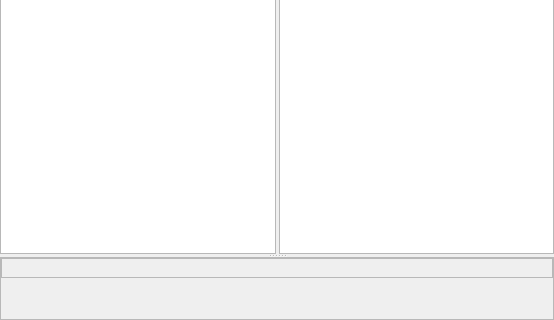
Before: the Qt Designer form XS/source/ObjectsDockWidget.ui in xenginez/X, drawn with Qt 5; both pictures show x 0 to 554 and y 357 to 677 of the 554 by 677 pixel window.
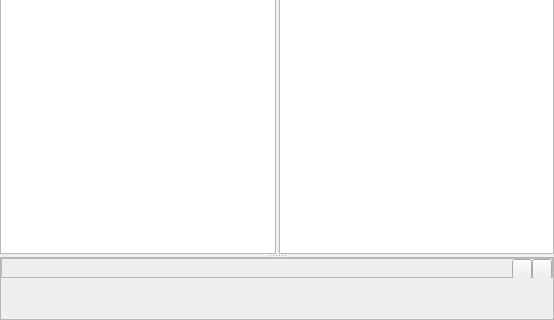
After: the same form once the commit is applied.

The edit to the form file:
```diff
--- a/XS/source/ObjectsDockWidget.ui
+++ b/XS/source/ObjectsDockWidget.ui
@@ -593,6 +593,44 @@
             </property>
            </spacer>
           </item>
+          <item>
+           <widget class="QToolButton" name="inspector_expand">
+            <property name="minimumSize">
+             <size>
+              <width>20</width>
+              <height>20</height>
+             </size>
+            </property>
+            <property name="maximumSize">
+             <size>
+              <width>20</width>
+              <height>20</height>
+             </size>
+            </property>
+            <property name="text">
+             <string/>
+            </property>
+           </widget>
+          </item>
+          <item>
+           <widget class="QToolButton" name="inspector_collapse">
+            <property name="minimumSize">
+             <size>
+              <width>20</width>
+              <height>20</height>
+             </size>
+            </property>
+            <property name="maximumSize">
+             <size>
+              <width>20</width>
+              <height>20</height>
+             </size>
+            </property>
+            <property name="text">
+             <string/>
+            </property>
+           </widget>
+          </item>
          </layout>
         </widget>
        </item>
```
